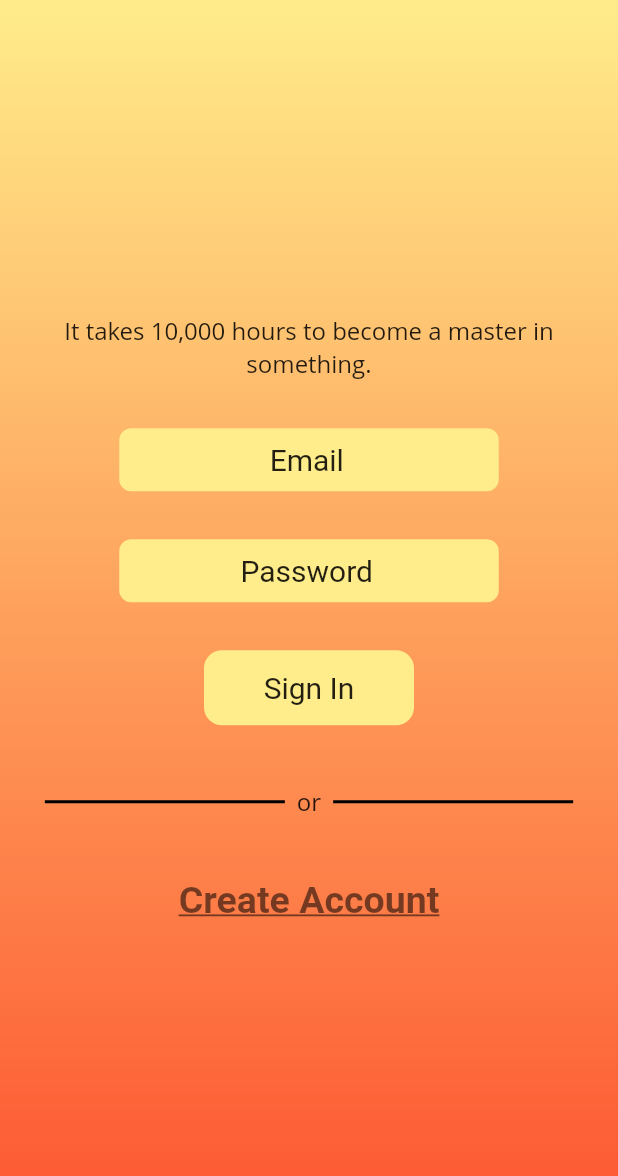
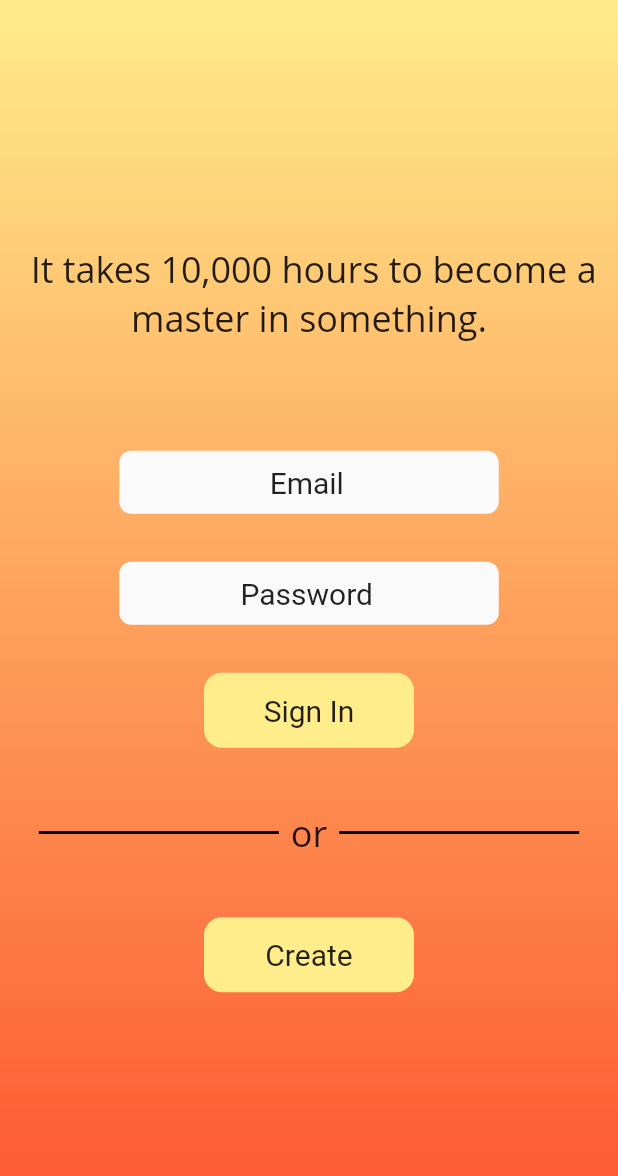
Before and after one commit to acm-projects/Progression, a Flutter app: the screen it shows after launch, on a phone screen of 412 x 824 dp. Shown: the top 1176 px of the screen. Run offline on Flutter 3.47's test engine with Material 2 defaults, Android fonts, the phone set to English and light mode, and no system bars; Roboto replaces fonts that are missing (Montserrat, Open Sans).

Commit message:
Adds almost all basic classes with 3 couple modified and 6 added - Main Page has the basic layout done needs the graph class to be implemented. - Other files have been modified - Basic Implementations on all other

```diff
--- a/lib/UI/page_change_button.dart
+++ b/lib/UI/page_change_button.dart
@@ -24,7 +24,7 @@ class PageChangeButton extends StatelessWidget {
             textAlign: TextAlign.center,
             style: Theme.of(context).textTheme.bodyText2,
           ),
-          color: Theme.of(context).colorScheme.surface,
+          color: Theme.of(context).colorScheme.primary,
           padding: EdgeInsets.zero,
         ),
     );
--- a/lib/main.dart
+++ b/lib/main.dart
@@ -26,11 +26,11 @@ class MyApp extends StatelessWidget {
             // Primary green color
           primary: Color.fromRGBO(255, 236, 138, 1.0),
             // Other blue color we were using as accent
-          secondary: Color.fromRGBO(253, 84, 47, 1.0),
+          secondary: Color.fromRGBO(253, 84, 47, 1),
             // A transparent color
           background: Color.fromRGBO(1, 1, 1, 0.0),
             // The Button Color
-          surface: Color.fromRGBO(255, 236, 138, 1.0),
+          surface: Color.fromRGBO(250, 250, 250, 1),
             // A solid black Color
           onBackground: Color.fromRGBO(0, 0, 0, 1),
         ),
@@ -47,7 +47,7 @@ class MyApp extends StatelessWidget {
           // Headline font that is underlined
           headline3: TextStyle(fontSize: 25, fontWeight: FontWeight.bold, decoration: TextDecoration.underline),
           // A smaller body size
-          bodyText1: TextStyle(fontSize: 16.0, fontFamily: 'Open Sans'),
+          bodyText1: TextStyle(fontSize: 24.0, fontFamily: 'Open Sans'),
           // Slightly larger body size
           bodyText2: TextStyle(fontSize: 20.0),
         ),
--- a/lib/pages/login_page.dart
+++ b/lib/pages/login_page.dart
@@ -26,12 +26,13 @@ class LoginPageState extends State<LoginPage> {
           crossAxisAlignment: CrossAxisAlignment.center,
           children: [
             Text(
-              'It takes 10,000 hours to become a master in something.',
+              ' It takes 10,000 hours to become a master in something.',
               textAlign: TextAlign.center,
               style: Theme.of(context).textTheme.bodyText1,
+
             ),
 
-            const Padding(padding: EdgeInsets.symmetric(vertical: 16.0)),
+            const Padding(padding: EdgeInsets.symmetric(vertical: 36.0)),
 
             const SizedBox(
               height: 42,
@@ -103,12 +104,11 @@ class LoginPageState extends State<LoginPage> {
 
             const Padding(padding: EdgeInsets.symmetric(vertical: 20.0)),
 
-            GestureDetector(
-              child: Text(
-                'Create Account',
-                style: Theme.of(context).textTheme.headline3,
-              ),
-              onTap: () {
+            PageChangeButton(
+              width: 140.0,
+              height: 50.0,
+              text: "Create",
+              onPressed: () {
                 Navigator.push(
                   context,
                   MaterialPageRoute(builder: (context) => const CreateAccountPage()),
```
Also changed, not shown: lib/pages/calendar_page.dart (added, +11 -0 lines), lib/pages/calendar_stat_page.dart (added, +11 -0 lines), lib/pages/calendar_workout_page.dart (added, +11 -0 lines), lib/pages/main_page.dart (added, +61 -0 lines), lib/pages/new_log_page.dart (added, +11 -0 lines), lib/pages/stat_entry_page.dart (added, +11 -0 lines).
